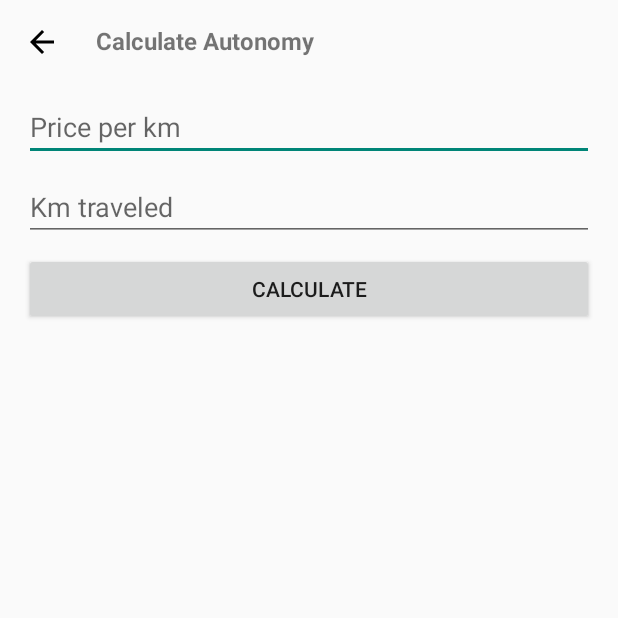
After one commit to vscandeira/dio_lab_android_app_eletric_car, an Android app built with Jetpack Compose: the CalcAutonomyActivity screen opened directly, with no data from a screen before it, on a phone screen of 412 x 824 dp, the top half of it. The commit adds this screen. Run offline under Robolectric (Android 15) with nearby library versions, the phone set to English and light mode, and no system bars.

Commit message:
Adition of new activities and starting to work with fragments.

```diff
--- a/app/build.gradle.kts
+++ b/app/build.gradle.kts
@@ -50,6 +50,7 @@ dependencies {
     implementation(libs.androidx.ui.tooling.preview)
     implementation(libs.androidx.material3)
     implementation(libs.androidx.constraintlayout)
+    implementation(libs.material)
     testImplementation(libs.junit)
     androidTestImplementation(libs.androidx.junit)
     androidTestImplementation(libs.androidx.espresso.core)
--- a/app/src/main/AndroidManifest.xml
+++ b/app/src/main/AndroidManifest.xml
@@ -13,7 +13,7 @@
         android:theme="@style/Theme.QuartoAppDio_EletricCar"
         tools:targetApi="31">
         <activity
-            android:name=".MainActivity"
+            android:name=".presentation.MainActivity"
             android:exported="true"
             android:label="@string/app_name"
             android:theme="@style/Theme.QuartoAppDio_EletricCar">
@@ -23,6 +23,8 @@
                 <category android:name="android.intent.category.LAUNCHER" />
             </intent-filter>
         </activity>
+        <activity android:name=".presentation.CalcAutonomyActivity"
+            android:exported="false"/>
     </application>
 
 </manifest>
--- /dev/null
+++ b/app/src/main/java/com/example/quartoappdio_eletriccar/presentation/CalcAutonomyActivity.kt
@@ -0,0 +1,59 @@
+package com.example.quartoappdio_eletriccar.presentation
+
+import android.content.Intent
+import android.os.Bundle
+import android.view.View
+import android.widget.Button
+import android.widget.EditText
+import android.widget.ImageView
+import android.widget.TextView
+import androidx.activity.ComponentActivity
+import androidx.lifecycle.Lifecycle
+import com.example.quartoappdio_eletriccar.R
+
+class CalcAutonomyActivity : ComponentActivity() {
+    lateinit var price: EditText
+    lateinit var trav: EditText
+    lateinit var res_text: TextView
+    lateinit var res_val: TextView
+    lateinit var btnCalc: Button
+    lateinit var btnGoBack: ImageView
+
+    override fun onCreate(savedInstanceState: Bundle?){
+        super.onCreate(savedInstanceState)
+        setContentView(R.layout.activity_calc_autonomy)
+        setupView()
+        setupListeners()
+    }
+
+    fun setupView() {
+        btnCalc = findViewById(R.id.bt_calc)
+        btnGoBack = findViewById(R.id.iv_left_arrow)
+        price = findViewById(R.id.et_price_km)
+        trav = findViewById(R.id.et_traveled)
+        res_text = findViewById(R.id.tv_result)
+        res_val = findViewById(R.id.tv_result_val)
+    }
+    fun setupListeners() {
+        btnCalc.setOnClickListener{
+            val result = calculate()
+            res_text.visibility = View.VISIBLE
+            res_val.text = result.toString()
+            res_val.visibility = View.VISIBLE
+
+        }
+
+        btnGoBack.setOnClickListener{
+            //primeira forma empilha mais uma activity e consome mais memória
+            //startActivity(Intent(this, MainActivity::class.java))
+            finish()
+        }
+    }
+
+    fun calculate(): Float {
+        val inpPrice = price.text.toString().toFloat()
+        val inpTrav = trav.text.toString().toFloat()
+        return inpPrice/inpTrav
+    }
+
+}
--- /dev/null
+++ b/app/src/main/res/drawable/baseline_arrow_back_24.xml
@@ -0,0 +1,5 @@
+<vector xmlns:android="http://schemas.android.com/apk/res/android" android:autoMirrored="true" android:height="24dp" android:tint="#000000" android:viewportHeight="24" android:viewportWidth="24" android:width="24dp">
+
+    <path android:fillColor="@android:color/white" android:pathData="M20,11H7.83l5.59,-5.59L12,4l-8,8 8,8 1.41,-1.41L7.83,13H20v-2z"/>
+
+</vector>
--- /dev/null
+++ b/app/src/main/res/layout/activity_calc_autonomy.xml
@@ -0,0 +1,87 @@
+<?xml version="1.0" encoding="utf-8"?>
+<androidx.constraintlayout.widget.ConstraintLayout
+    xmlns:tools="http://schemas.android.com/tools"
+    xmlns:android="http://schemas.android.com/apk/res/android"
+    xmlns:app="http://schemas.android.com/apk/res-auto"
+    android:layout_width="match_parent"
+    android:layout_height="match_parent"
+    android:paddingLeft="16dp"
+    android:paddingRight="16dp"
+    android:paddingBottom="16dp"
+    android:paddingTop="16dp">
+
+    <ImageView
+        android:id="@+id/iv_left_arrow"
+        android:layout_width="wrap_content"
+        android:layout_height="wrap_content"
+        android:src="@drawable/baseline_arrow_back_24"
+        app:layout_constraintStart_toStartOf="parent"
+        app:layout_constraintTop_toTopOf="parent"/>
+
+    <TextView
+        android:id="@+id/tv_title"
+        android:layout_width="wrap_content"
+        android:layout_height="wrap_content"
+        android:text="@string/field_calculate_autonomy"
+        android:textStyle="bold"
+        android:textSize="16sp"
+        android:layout_marginBottom="680dp"
+        android:layout_marginStart="24dp"
+        app:layout_constraintStart_toEndOf="@id/iv_left_arrow"
+        app:layout_constraintTop_toTopOf="@id/iv_left_arrow"
+        />
+
+
+    <EditText
+        android:id="@+id/et_price_km"
+        android:layout_width="match_parent"
+        android:layout_height="wrap_content"
+        android:hint="@string/filed_inp_price_per_km"
+        android:inputType="numberDecimal"
+        android:maxLength="10"
+        android:maxLines="2"
+        android:layout_marginTop="24dp"
+        app:layout_constraintTop_toBottomOf="@id/tv_title"/>
+
+    <EditText
+        android:id="@+id/et_traveled"
+        android:layout_width="match_parent"
+        android:layout_height="wrap_content"
+        android:hint="@string/filed_inp_km_traveled"
+        android:inputType="numberDecimal"
+        android:maxLength="10"
+        android:maxLines="2"
+        android:layout_marginTop="8dp"
+        app:layout_constraintTop_toBottomOf="@id/et_price_km"/>
+
+    <Button
+        android:id="@+id/bt_calc"
+        android:layout_width="match_parent"
+        android:layout_height="wrap_content"
+        android:text="@string/button_calculate"
+        android:layout_marginTop="8dp"
+        app:layout_constraintTop_toBottomOf="@id/et_traveled"
+        />
+
+    <TextView
+        android:id="@+id/tv_result"
+        android:layout_width="wrap_content"
+        android:layout_height="wrap_content"
+        android:text="@string/field_result_of_calculation"
+        android:layout_marginTop="4dp"
+        app:layout_constraintTop_toBottomOf="@id/bt_calc"
+        app:layout_constraintStart_toStartOf="@id/tv_title"
+        android:visibility="gone"
+        />
+
+    <TextView
+        android:id="@+id/tv_result_val"
+        android:layout_width="wrap_content"
+        android:layout_height="wrap_content"
+        android:layout_marginStart="8dp"
+        app:layout_constraintTop_toTopOf="@id/tv_result"
+        app:layout_constraintStart_toEndOf="@id/tv_result"
+        android:visibility="gone"
+        />
+
+</androidx.constraintlayout.widget.ConstraintLayout>
--- a/app/src/main/res/values/strings.xml
+++ b/app/src/main/res/values/strings.xml
@@ -15,4 +15,9 @@
     <string name="filed_inp_km_traveled">Km traveled</string>
     <string name="button_calculate">Calculate</string>
     <string name="field_result_of_calculation">Result of calculation:</string>
+    <string name="field_go_back_home">GO BACK HOME</string>
+    <string name="field_go_to_calculate_function">GO TO CALCULATE FUNCTION</string>
+    <string name="field_calculate_autonomy">Calculate Autonomy</string>
+    <string name="desc_fab_gotocalc_button">Button to function that computes autonomy</string>
+    <string name="desc_iv01">An eletric car</string>
 </resources>
--- a/gradle/libs.versions.toml
+++ b/gradle/libs.versions.toml
@@ -9,6 +9,7 @@ lifecycleRuntimeKtx = "2.8.7"
 activityCompose = "1.10.0"
 composeBom = "2024.04.01"
 constraintlayout = "2.2.0"
+material = "1.12.0"
 
 [libraries]
 androidx-core-ktx = { group = "androidx.core", name = "core-ktx", version.ref = "coreKtx" }
@@ -26,6 +27,7 @@ androidx-ui-test-manifest = { group = "androidx.compose.ui", name = "ui-test-man
 androidx-ui-test-junit4 = { group = "androidx.compose.ui", name = "ui-test-junit4" }
 androidx-material3 = { group = "androidx.compose.material3", name = "material3" }
 androidx-constraintlayout = { group = "androidx.constraintlayout", name = "constraintlayout", version.ref = "constraintlayout" }
+material = { group = "com.google.android.material", name = "material", version.ref = "material" }
 
 [plugins]
 android-application = { id = "com.android.application", version.ref = "agp" }
```
Also changed, not shown: app/src/main/java/com/example/quartoappdio_eletriccar/MainActivity.kt (deleted, +0 -55 lines), app/src/main/java/com/example/quartoappdio_eletriccar/presentation/MainActivity.kt (added, +45 -0 lines), app/src/main/java/com/example/quartoappdio_eletriccar/presentation/adapter/CarFragment.kt (added, +19 -0 lines), app/src/main/java/com/example/quartoappdio_eletriccar/presentation/adapter/FavoriteFragment.kt (added, +18 -0 lines), app/src/main/res/drawable/calc.xml (added, +63 -0 lines), app/src/main/res/layout/activity_main.xml (+26 -71 lines), app/src/main/res/layout/fragment_cars.xml (added, +23 -0 lines), app/src/main/res/layout/fragment_favorites.xml (added, +22 -0 lines).
